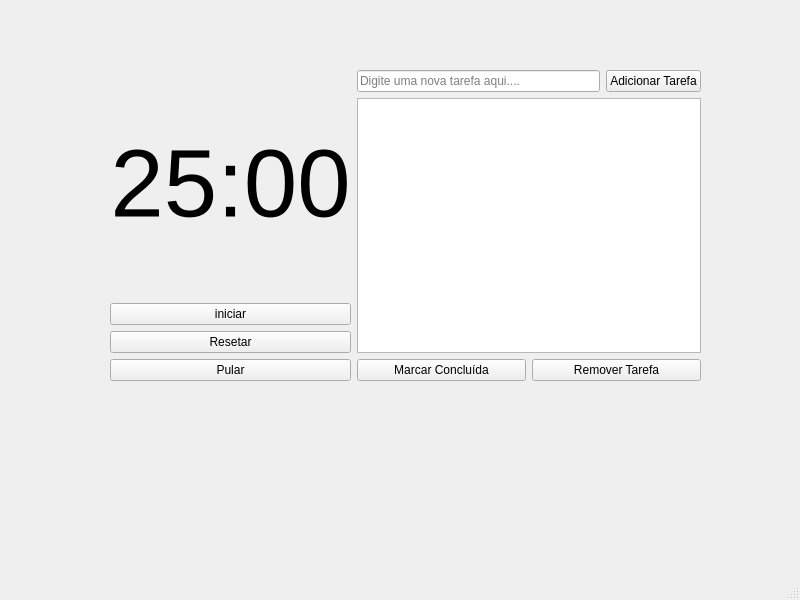
The window that ui/main_window.ui (andrenaves448/Gerenciador-Pomodoro) describes before a commit, drawn with Qt 5.
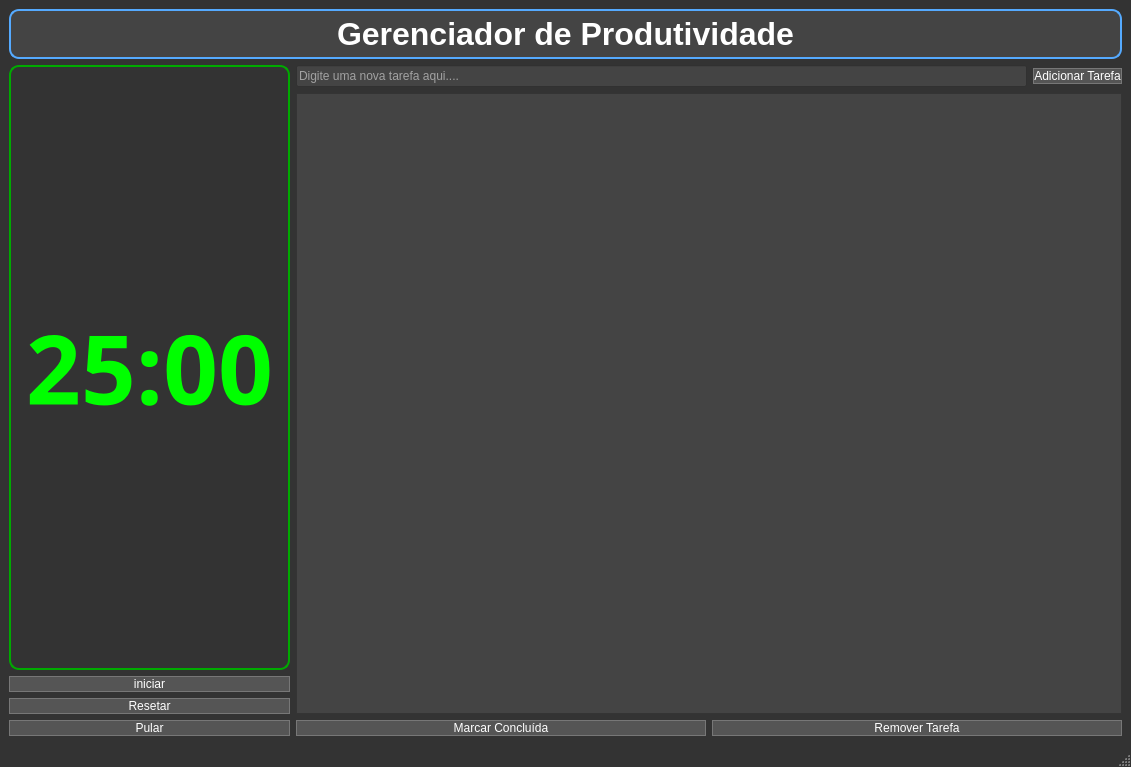
The same window after the commit.

Patch:
```diff
--- a/ui/main_window.ui
+++ b/ui/main_window.ui
@@ -6,23 +6,69 @@
    <rect>
     <x>0</x>
     <y>0</y>
-    <width>800</width>
-    <height>600</height>
+    <width>1131</width>
+    <height>767</height>
    </rect>
   </property>
   <property name="windowTitle">
-   <string>MainWindow</string>
+   <string>Gerenciador Pomodoro</string>
+  </property>
+  <property name="styleSheet">
+   <string notr="true">QMainWindow {
+    background-color: #333333; /* Cor de fundo */
+    color: #FFFFFF; /* Opcional: para o texto ficar branco e visível */
+}
+/* Você pode estilizar outros elementos se quiser um tema escuro */
+QLabel {
+    color: #FFFFFF; /* Texto dos labels brancos */
+}
+QLineEdit {
+    background-color: #444444; /* Campo de texto mais escuro */
+    color: #FFFFFF;
+}
+QListWidget {
+    background-color: #444444; /* Fundo da lista */
+    color: #FFFFFF;
+}
+QPushButton {
+    background-color: #555555; /* Botões mais escuros */
+    color: #FFFFFF;
+    border: 1px solid #777777; /* Borda sutil */
+}</string>
   </property>
   <widget class="QWidget" name="centralwidget">
-   <widget class="QWidget" name="layoutWidget">
-    <property name="geometry">
-     <rect>
-      <x>110</x>
-      <y>70</y>
-      <width>591</width>
-      <height>311</height>
-     </rect>
-    </property>
+   <layout class="QVBoxLayout" name="verticalLayout_3">
+    <item>
+     <widget class="QLabel" name="lbl_header_title">
+      <property name="font">
+       <font>
+        <pointsize>24</pointsize>
+        <weight>75</weight>
+        <bold>true</bold>
+       </font>
+      </property>
+      <property name="styleSheet">
+       <string notr="true">QLabel#lbl_header_title { /* O #lbl_header_title é para aplicar o estilo apenas a este QLabel específico */
+    border: 2px solid #55aaff; /* Borda de 2px, sólida, cor azul clara */
+    border-radius: 10px; /* Bordas arredondadas (opcional) */
+    padding: 5px; /* Espaçamento interno entre o texto e a borda */
+    background-color: #444444; /* Cor de fundo para o label, para destacá-lo (opcional) */
+    color: #FFFFFF; /* Cor do texto (se o fundo for escuro) */
+    /* Outras propriedades de fonte, alinhamento, etc., podem ser definidas aqui ou nas propriedades normais */
+    font-size: 24pt; /* Exemplo: tamanho da fonte. 'pt' é pontos */
+    font-weight: bold; /* Exemplo: texto em negrito */
+    qproperty-alignment: AlignCenter; /* Exemplo: alinhamento central. Note que aqui é 'qproperty-alignment' */
+}</string>
+      </property>
+      <property name="text">
+       <string>Gerenciador de Produtividade</string>
+      </property>
+      <property name="alignment">
+       <set>Qt::AlignCenter</set>
+      </property>
+     </widget>
+    </item>
+    <item>
     <layout class="QHBoxLayout" name="horizontalLayout_2">
      <item>
       <layout class="QVBoxLayout" name="verticalLayout">
@@ -30,10 +76,28 @@
         <widget class="QLabel" name="lbl_timer">
          <property name="font">
           <font>
-           <family>Segoe UI</family>
+            <family>Digital-7</family>
            <pointsize>72</pointsize>
-          </font>
-         </property>
+            <weight>75</weight>
+            <bold>true</bold>
+           </font>
+          </property>
+          <property name="styleSheet">
+           <string notr="true">QLabel#lbl_timer {
+    background-color: #333333; /* Fundo bem escuro, quase preto */
+    color: #00FF00; /* Cor verde brilhante (ou use #00FFFF para ciano, #FF0000 para vermelho) */
+    border: 2px solid #00AA00; /* Borda verde um pouco mais escura */
+    border-radius: 10px; /* Cantos arredondados */
+    padding: 15px; /* Espaçamento interno generoso */
+
+    /* Fontes que parecem digitais (ou genéricas que funcionam bem) */
+    font-family: &quot;Digital-7&quot;, &quot;Consolas&quot;, &quot;Monospace&quot;; /* Tente Digital-7 se instalada, senão Consolas ou Monospace */
+    font-size: 72pt; /* Tamanho da fonte, pode ajustar */
+    font-weight: bold; /* Negrito */
+
+    qproperty-alignment: AlignCenter; /* Garante que o texto esteja centralizado */
+}</string>
+          </property>
          <property name="text">
           <string>25:00</string>
          </property>
@@ -109,7 +173,8 @@
       </layout>
      </item>
     </layout>
-   </widget>
+    </item>
+   </layout>
   </widget>
   <widget class="QMenuBar" name="menubar">
    <property name="geometry">
```
Left out of the diff: 2 changed lines with no effect on the pictures. Lines whose indentation alone changed are shown as unchanged.
